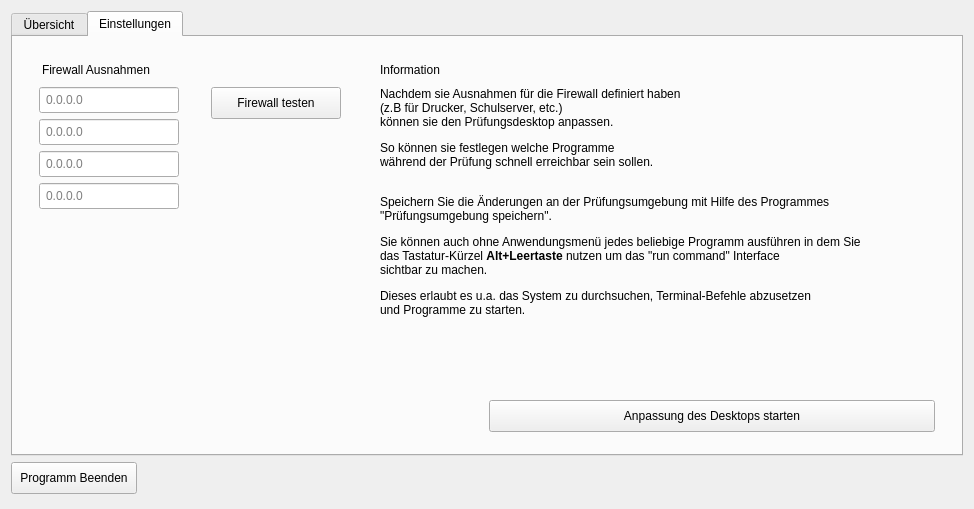
Old version of the form teacher.ui in the repository valueerrorx/life-exam.
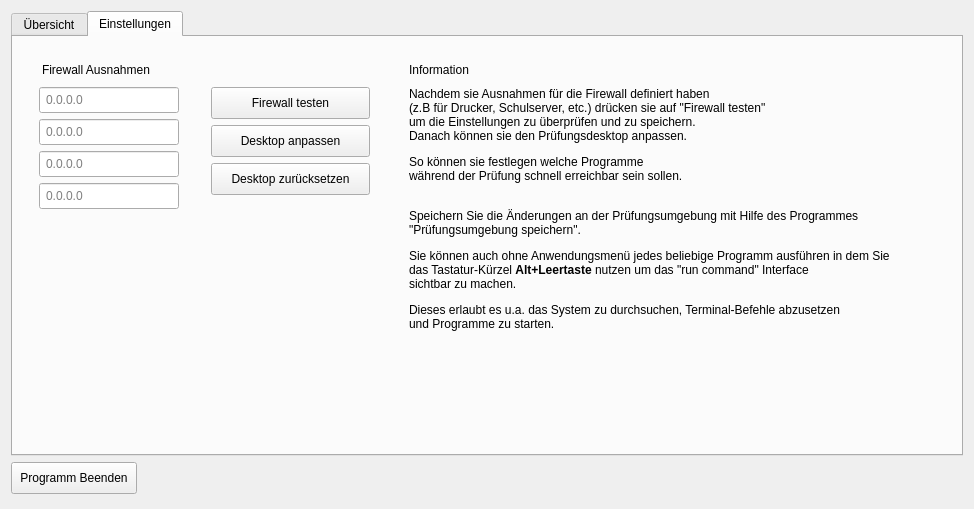
New version of the form. The open tabs and pages were chosen to show the change. Icons and pictures are not drawn.

What changed in the file:
```diff
--- a/teacher.ui
+++ b/teacher.ui
@@ -510,7 +510,7 @@
         <widget class="QWidget" name="widget_4" native="true">
          <property name="minimumSize">
           <size>
-           <width>156</width>
+           <width>185</width>
            <height>318</height>
           </size>
          </property>
@@ -538,6 +538,35 @@
             </property>
            </widget>
           </item>
+          <item>
+           <widget class="QPushButton" name="startconfig">
+            <property name="sizePolicy">
+             <sizepolicy hsizetype="Preferred" vsizetype="Preferred">
+              <horstretch>0</horstretch>
+              <verstretch>0</verstretch>
+             </sizepolicy>
+            </property>
+            <property name="layoutDirection">
+             <enum>Qt::RightToLeft</enum>
+            </property>
+            <property name="styleSheet">
+             <string notr="true">padding: 8px;</string>
+            </property>
+            <property name="text">
+             <string>Desktop anpassen</string>
+            </property>
+           </widget>
+          </item>
+          <item>
+           <widget class="QPushButton" name="loaddefaults">
+            <property name="styleSheet">
+             <string notr="true">padding: 8px;</string>
+            </property>
+            <property name="text">
+             <string>Desktop zurücksetzen</string>
+            </property>
+           </widget>
+          </item>
           <item>
            <spacer name="verticalSpacer_3">
             <property name="orientation">
@@ -576,7 +605,7 @@
              <string notr="true">padding-top:0px;</string>
             </property>
             <property name="text">
-             <string>&lt;html&gt;&lt;head/&gt;&lt;body&gt;&lt;p&gt;Nachdem sie Ausnahmen für die Firewall definiert haben&lt;br/&gt;(z.B für Drucker, Schulserver, etc.) &lt;br/&gt;können sie den Prüfungsdesktop anpassen.&lt;/p&gt;&lt;p&gt;So können sie festlegen welche Programme &lt;br/&gt;während der Prüfung schnell erreichbar sein sollen.&lt;br/&gt;&lt;/p&gt;&lt;p&gt;Speichern Sie die Änderungen an der Prüfungsumgebung mit Hilfe des Programmes&lt;br/&gt;&amp;quot;Prüfungsumgebung speichern&amp;quot;.&lt;/p&gt;&lt;p&gt;Sie können auch ohne Anwendungsmenü jedes beliebige Programm ausführen in dem Sie&lt;br/&gt;das Tastatur-Kürzel &lt;span style=&quot; font-weight:600;&quot;&gt;Alt+Leertaste &lt;/span&gt;nutzen um das &amp;quot;run command&amp;quot; Interface &lt;br/&gt;sichtbar zu machen.&lt;/p&gt;&lt;p&gt;Dieses erlaubt es u.a. das System zu durchsuchen, Terminal-Befehle abzusetzen&lt;br/&gt;und Programme zu starten.&lt;/p&gt;&lt;/body&gt;&lt;/html&gt;</string>
+             <string>&lt;html&gt;&lt;head/&gt;&lt;body&gt;&lt;p&gt;Nachdem sie Ausnahmen für die Firewall definiert haben&lt;br/&gt;(z.B für Drucker, Schulserver, etc.) drücken sie auf &amp;quot;Firewall testen&amp;quot; &lt;br/&gt;um die Einstellungen zu überprüfen und zu speichern.&lt;br/&gt;Danach können sie den Prüfungsdesktop anpassen.&lt;/p&gt;&lt;p&gt;So können sie festlegen welche Programme &lt;br/&gt;während der Prüfung schnell erreichbar sein sollen.&lt;br/&gt;&lt;/p&gt;&lt;p&gt;Speichern Sie die Änderungen an der Prüfungsumgebung mit Hilfe des Programmes&lt;br/&gt;&amp;quot;Prüfungsumgebung speichern&amp;quot;.&lt;/p&gt;&lt;p&gt;Sie können auch ohne Anwendungsmenü jedes beliebige Programm ausführen in dem Sie&lt;br/&gt;das Tastatur-Kürzel &lt;span style=&quot; font-weight:600;&quot;&gt;Alt+Leertaste &lt;/span&gt;nutzen um das &amp;quot;run command&amp;quot; Interface &lt;br/&gt;sichtbar zu machen.&lt;/p&gt;&lt;p&gt;Dieses erlaubt es u.a. das System zu durchsuchen, Terminal-Befehle abzusetzen&lt;br/&gt;und Programme zu starten.&lt;/p&gt;&lt;/body&gt;&lt;/html&gt;</string>
             </property>
            </widget>
           </item>
@@ -593,25 +622,6 @@
             </property>
            </spacer>
           </item>
-          <item>
-           <widget class="QPushButton" name="startconfig">
-            <property name="maximumSize">
-             <size>
-              <width>454</width>
-              <height>16777215</height>
-             </size>
-            </property>
-            <property name="layoutDirection">
-             <enum>Qt::RightToLeft</enum>
-            </property>
-            <property name="styleSheet">
-             <string notr="true">padding: 8px;</string>
-            </property>
-            <property name="text">
-             <string>Anpassung des Desktops starten</string>
-            </property>
-           </widget>
-          </item>
          </layout>
         </widget>
        </item>
```
Left out of the diff: 48 changed lines with no effect on the pictures.
